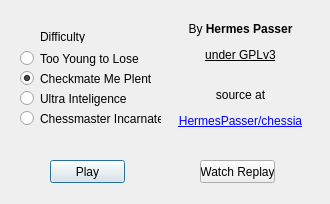
This is ui/launcher.ui in HermesPasser/chessia as Qt 5 draws it before an edit. The edited form follows.
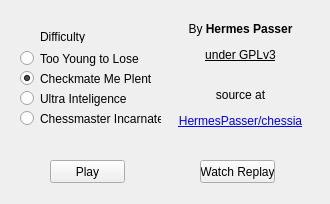
This is the edited form.

Commit message: make launcher a window

```diff
--- a/ui/launcher.ui
+++ b/ui/launcher.ui
@@ -2,7 +2,7 @@
 <ui version="4.0">
  <author>Hermes Passer &lt;dsldouglas@hotmail.com&gt;</author>
  <class>SetupUI</class>
- <widget class="QDialog" name="SetupUI">
+ <widget class="QMainWindow" name="SetupUI">
   <property name="geometry">
    <rect>
     <x>0</x>
```
The commit also changes 1 other file.
